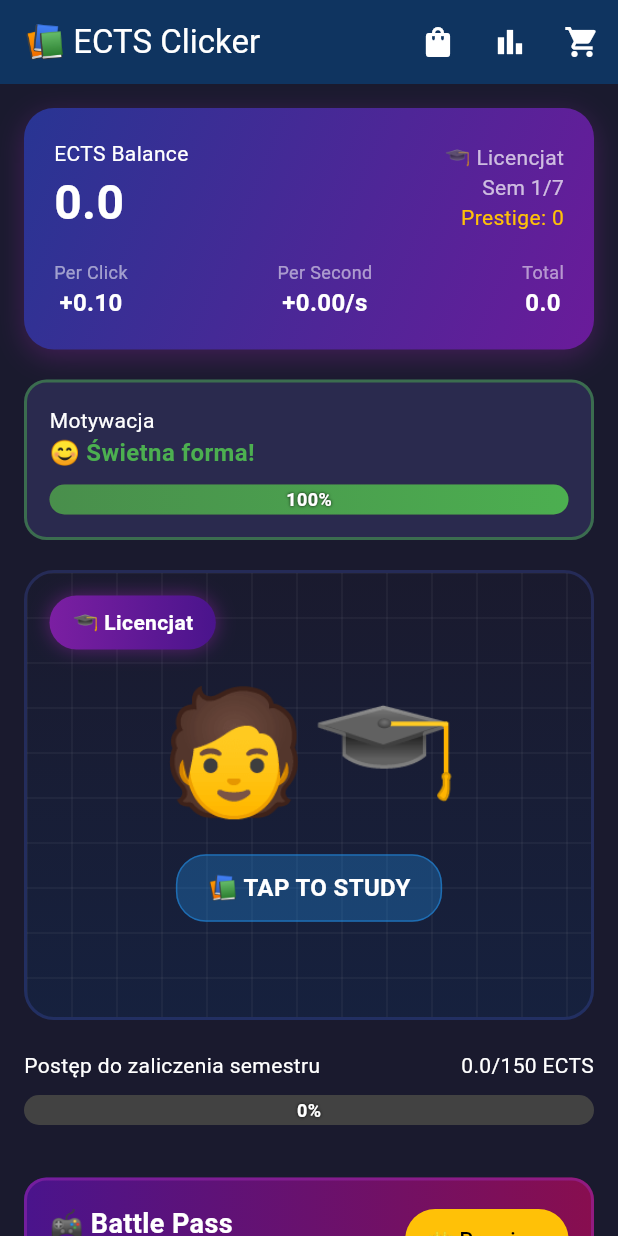
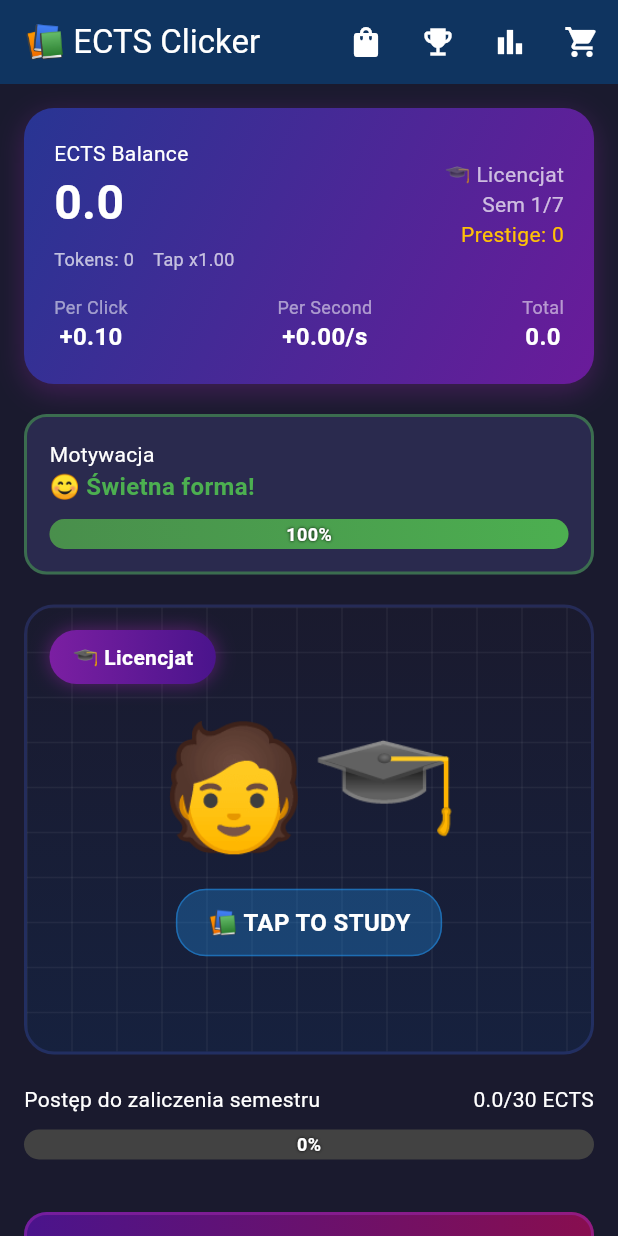
Before and after one commit to Andezion/DumbClicker, a Flutter app: the screen it shows after launch, on a phone screen of 412 x 824 dp. Run offline on Flutter 3.47's test engine with Material 3 defaults, Android fonts, the phone set to English and light mode, and no system bars; our stand-ins replace in_app_purchase.

Commit message:
fixed really much stuff

```diff
--- a/lib/model/game_state.dart
+++ b/lib/model/game_state.dart
@@ -1,3 +1,5 @@
+import 'education_level.dart';
+
 class GameState {
   double ects;
   double ectsPerClick;
@@ -22,6 +24,13 @@ class GameState {
   bool hasPurchasedDailyDeal;
 
   Map<String, int> upgrades;
+  // New fields
+  int tokens;
+  List<String> medals;
+  int trophies;
+  double tapMultiplier;
+  int ectsExchangedThisSemester;
+  int maxEctsFromExchangePerSemester;
 
   GameState({
     this.ects = 0.0,
@@ -45,8 +54,15 @@ class GameState {
     this.lastDailyDealCheck,
     this.hasPurchasedDailyDeal = false,
     Map<String, int>? upgrades,
+    this.tokens = 0,
+    List<String>? medals,
+    this.trophies = 0,
+    this.tapMultiplier = 1.0,
+    this.ectsExchangedThisSemester = 0,
+    this.maxEctsFromExchangePerSemester = 3,
   })  : lastMotivationUpdate = lastMotivationUpdate ?? DateTime.now(),
         unlockedSkins = unlockedSkins ?? ['default'],
+        medals = medals ?? [],
         upgrades = upgrades ??
             {
               'laptop': 0,
@@ -63,18 +79,9 @@ class GameState {
             };
 
   int getRequiredEcts() {
-    switch (educationLevel) {
-      case 'Licencjat':
-        return 150;
-      case 'Magister':
-        return 200;
-      case 'Doktorant':
-        return 300;
-      case 'Profesor':
-        return 500;
-      default:
-        return 150;
-    }
+    final level = EducationLevel.getById(educationLevel);
+    if (level != null) return level.ectsPerSemester;
+    return 30;
   }
 
   int getTotalSemestersForLevel() {
@@ -114,6 +121,12 @@ class GameState {
         'lastDailyDealCheck': lastDailyDealCheck?.toIso8601String(),
         'hasPurchasedDailyDeal': hasPurchasedDailyDeal,
         'upgrades': upgrades,
+        'tokens': tokens,
+        'medals': medals,
+        'trophies': trophies,
+        'tapMultiplier': tapMultiplier,
+        'ectsExchangedThisSemester': ectsExchangedThisSemester,
+        'maxEctsFromExchangePerSemester': maxEctsFromExchangePerSemester,
       };
 
   factory GameState.fromJson(Map<String, dynamic> json) {
@@ -144,6 +157,13 @@ class GameState {
           ? DateTime.parse(json['lastDailyDealCheck'])
           : null,
       hasPurchasedDailyDeal: json['hasPurchasedDailyDeal'] ?? false,
+      medals: List<String>.from(json['medals'] ?? []),
+      tokens: json['tokens'] ?? 0,
+      trophies: json['trophies'] ?? 0,
+      tapMultiplier: (json['tapMultiplier'] ?? 1.0).toDouble(),
+      ectsExchangedThisSemester: json['ectsExchangedThisSemester'] ?? 0,
+      maxEctsFromExchangePerSemester:
+          json['maxEctsFromExchangePerSemester'] ?? 3,
       upgrades: Map<String, int>.from(json['upgrades'] ??
           {
             'laptop': 0,
--- a/lib/ui/home_screen.dart
+++ b/lib/ui/home_screen.dart
@@ -8,6 +8,7 @@ import '../model/random_event.dart';
 import '../model/education_level.dart';
 import '../model/daily_deal.dart';
 import '../service/save_service.dart';
+import 'achievements_screen.dart';
 import '../service/motivation_service.dart';
 import '../service/event_service.dart';
 import '../widgets/study_room.dart';
@@ -180,7 +181,9 @@ class _HomeScreenState extends State<HomeScreen> with WidgetsBindingObserver {
     setState(() {
       final motivationMultiplier =
           MotivationService.getMotivationMultiplier(gameState.motivation);
-      gameState.ects += gameState.ectsPerClick * motivationMultiplier;
+      gameState.ects += gameState.ectsPerClick *
+          motivationMultiplier *
+          gameState.tapMultiplier;
       gameState.totalEctsEarned++;
       gameState.totalClicks++;
 
@@ -307,6 +310,8 @@ class _HomeScreenState extends State<HomeScreen> with WidgetsBindingObserver {
   }
 
   void _performPrestige(bool levelUp) {
+    // Award medals/trophies and small permanent bonuses on prestige
+    final previousSemester = gameState.semester;
     setState(() {
       if (levelUp) {
         gameState.educationLevel =
@@ -318,6 +323,21 @@ class _HomeScreenState extends State<HomeScreen> with WidgetsBindingObserver {
         gameState.semester++;
       }
 
+      // Give a medal for completing a semester
+      final medalId = '${gameState.educationLevel}_sem${previousSemester}';
+      gameState.medals.add(medalId);
+
+      // Every 3 medals => small permanent tap bonus
+      if (gameState.medals.length % 3 == 0) {
+        gameState.tapMultiplier *= 1.01; // +1%
+      }
+
+      // If completed whole level, award a trophy and larger bonus
+      if (levelUp) {
+        gameState.trophies++;
+        gameState.tapMultiplier *= 1.10; // +10%
+      }
+
       gameState.prestigePoints++;
       gameState.ects = 0;
       gameState.ectsPerClick = 0.1 * (1 + gameState.prestigePoints * 0.1);
@@ -327,7 +347,11 @@ class _HomeScreenState extends State<HomeScreen> with WidgetsBindingObserver {
         value: (_) => 0,
       );
 
-      gameState.motivation = 100.0;
+      // Reset semester exchange counter
+      gameState.ectsExchangedThisSemester = 0;
+
+      // Keep motivation unchanged or slightly refill (not full restore)
+      gameState.motivation = (gameState.motivation + 20).clamp(0, 100.0);
     });
     SaveService.saveGame(gameState);
   }
@@ -456,6 +480,19 @@ class _HomeScreenState extends State<HomeScreen> with WidgetsBindingObserver {
             },
           ),
           IconButton(
+            icon: const Icon(Icons.emoji_events),
+            tooltip: 'Achievements',
+            onPressed: () {
+              Navigator.push(
+                context,
+                MaterialPageRoute(
+                  builder: (context) =>
+                      AchievementsScreen(gameState: gameState),
+                ),
+              );
+            },
+          ),
+          IconButton(
             icon: const Icon(Icons.bar_chart),
             tooltip: 'Stats',
             onPressed: () {
@@ -550,6 +587,11 @@ class _HomeScreenState extends State<HomeScreen> with WidgetsBindingObserver {
                       fontSize: 32,
                       fontWeight: FontWeight.bold,
                     ),
+                  ),
+                  const SizedBox(height: 6),
+                  Text(
+                    'Tokens: ${gameState.tokens}    Tap x${gameState.tapMultiplier.toStringAsFixed(2)}',
+                    style: const TextStyle(color: Colors.white70, fontSize: 12),
                   ),
                 ],
               ),
```
Also changed, not shown: lib/service/purchase_service.dart (+9 -7 lines), lib/ui/achievements_screen.dart (added, +60 -0 lines), lib/ui/shop_screen.dart (+121 -9 lines).
